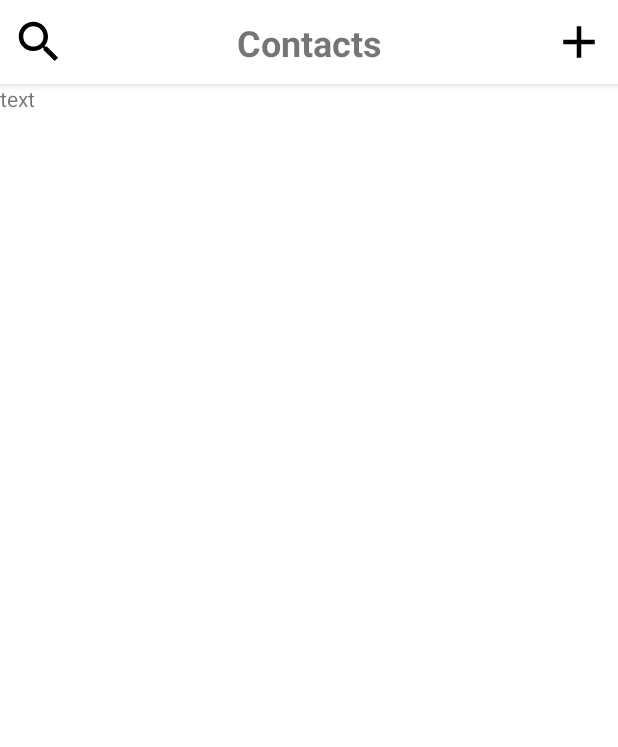
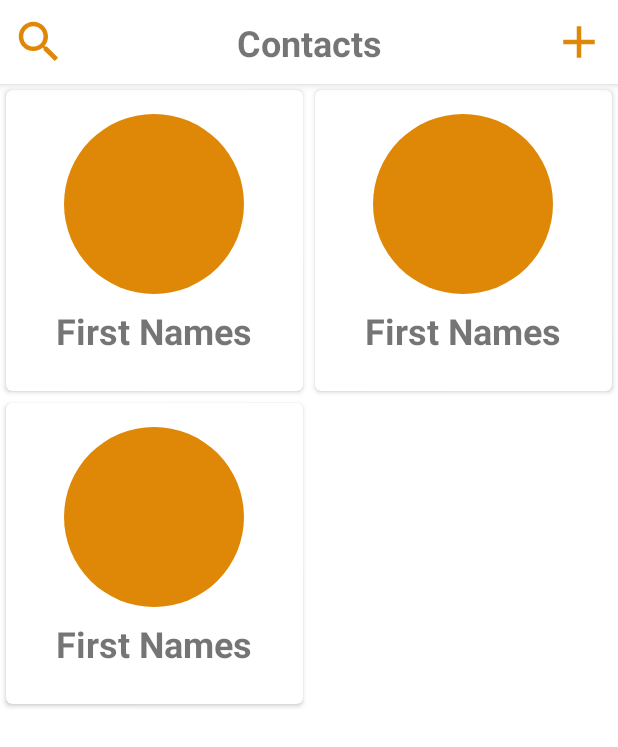
Before and after one commit to superdiazzz/PartTwo, an Android app: the layout activity_screen_one.xml on its own in the app's theme, with its tools: preview values and no code run, on a phone screen of 412 x 824 dp. Shown: the top 747 px of the screen. Run offline under Robolectric (Android 15) with nearby library versions, the phone set to English and light mode, and no system bars.

Commit message:
finish screen one

```diff
--- a/app/build.gradle
+++ b/app/build.gradle
@@ -48,7 +48,7 @@ dependencies {
 
 
     implementation 'de.hdodenhof:circleimageview:3.1.0'
-    implementation 'com.google.code.gson:gson:2.8.6'
+    implementation 'com.google.code.gson:gson:2.9.0'
 
 
 
--- a/app/src/main/java/mobile/android/partthree/model/DataResponse.kt
+++ b/app/src/main/java/mobile/android/partthree/model/DataResponse.kt
@@ -4,6 +4,5 @@ import com.google.gson.annotations.SerializedName
 
 data class DataResponse(
 
-	@field:SerializedName("DataResponse")
 	val dataResponse: List<DataResponseItem>
 )
--- a/app/src/main/res/layout/activity_screen_one.xml
+++ b/app/src/main/res/layout/activity_screen_one.xml
@@ -22,11 +22,13 @@
         </com.google.android.material.appbar.AppBarLayout>
 
 
-        <TextView
-            android:id="@+id/text_test"
+        <androidx.recyclerview.widget.RecyclerView
+            android:id="@+id/recyclerview"
             android:layout_width="match_parent"
             android:layout_height="wrap_content"
-            android:text="text"/>
+            app:layoutManager="androidx.recyclerview.widget.GridLayoutManager"
+            app:spanCount="2"
+            tools:listitem="@layout/item_recyclerview"/>
 
 
     </LinearLayout>
--- /dev/null
+++ b/app/src/main/res/layout/item_recyclerview.xml
@@ -0,0 +1,34 @@
+<?xml version="1.0" encoding="utf-8"?>
+<androidx.cardview.widget.CardView xmlns:android="http://schemas.android.com/apk/res/android"
+    android:layout_width="match_parent"
+    android:layout_height="wrap_content"
+    xmlns:app="http://schemas.android.com/apk/res-auto"
+    android:layout_margin="4dp"
+    app:cardCornerRadius="4dp">
+
+    <LinearLayout
+        android:layout_width="match_parent"
+        android:layout_height="wrap_content"
+        android:layout_marginVertical="16dp"
+        android:orientation="vertical">
+
+        <de.hdodenhof.circleimageview.CircleImageView
+            android:layout_width="120dp"
+            android:layout_height="120dp"
+            android:src="@color/orange"
+            android:layout_gravity="center"/>
+
+        <TextView
+            android:id="@+id/name"
+            android:layout_width="match_parent"
+            android:layout_height="wrap_content"
+            android:text="First Names"
+            android:textSize="24dp"
+            android:textStyle="bold"
+            android:layout_gravity="center"
+            android:gravity="center_horizontal"
+            android:layout_marginVertical="8dp"/>
+
+    </LinearLayout>
+
+</androidx.cardview.widget.CardView>
--- a/app/src/main/res/layout/layout_header.xml
+++ b/app/src/main/res/layout/layout_header.xml
@@ -14,13 +14,15 @@
         app:layout_constraintBottom_toBottomOf="parent"
         app:layout_constraintStart_toStartOf="parent"
         app:layout_constraintTop_toTopOf="parent"
-        app:srcCompat="@drawable/ic_baseline_search_24" />
+        app:srcCompat="@drawable/ic_baseline_search_24"
+        app:tint="@color/orange" />
 
     <ImageView
         android:id="@+id/imageView2"
         android:layout_width="36dp"
         android:layout_height="36dp"
         android:layout_marginEnd="8dp"
+        app:tint="@color/orange"
         app:layout_constraintBottom_toBottomOf="parent"
         app:layout_constraintEnd_toEndOf="parent"
         app:layout_constraintTop_toTopOf="parent"
--- a/app/src/main/res/raw/data.json
+++ b/app/src/main/res/raw/data.json
@@ -1,4 +1,5 @@
-[
+{
+  "dataResponse" : [
     {
       "id": "5c8a80f52dfee238898d64cf",
       "firstName": "Phoebe",
@@ -134,3 +135,4 @@
       "dob": "3/2/1982"
     }
   ]
+}
--- a/app/src/main/res/values/colors.xml
+++ b/app/src/main/res/values/colors.xml
@@ -4,7 +4,9 @@
     <color name="purple_500">#FF6200EE</color>
     <color name="purple_700">#FF3700B3</color>
     <color name="teal_200">#FF03DAC5</color>
-    <color name="teal_700">#FF018786</color>
+    <color name="teal_700">#DF8808</color>
     <color name="black">#FF000000</color>
     <color name="white">#FFFFFFFF</color>
+
+    <color name="orange">#DF8808</color>
 </resources>
```
Also changed, not shown: app/src/main/java/mobile/android/partthree/ScreenOneActivity.kt (+17 -3 lines), app/src/main/java/mobile/android/partthree/adapter/ContactAdapter.kt (added, +32 -0 lines), app/src/main/java/mobile/android/partthree/interface/ScreenOneListener.kt (added, +8 -0 lines), app/src/main/java/mobile/android/partthree/repositories/DataRepository.kt (+9 -2 lines), app/src/main/java/mobile/android/partthree/utils/Coroutines.kt (added, +43 -0 lines), app/src/main/java/mobile/android/partthree/viewmodels/ScreenOneViewModel.kt (+16 -0 lines). Lines whose indentation alone changed are shown as unchanged.
